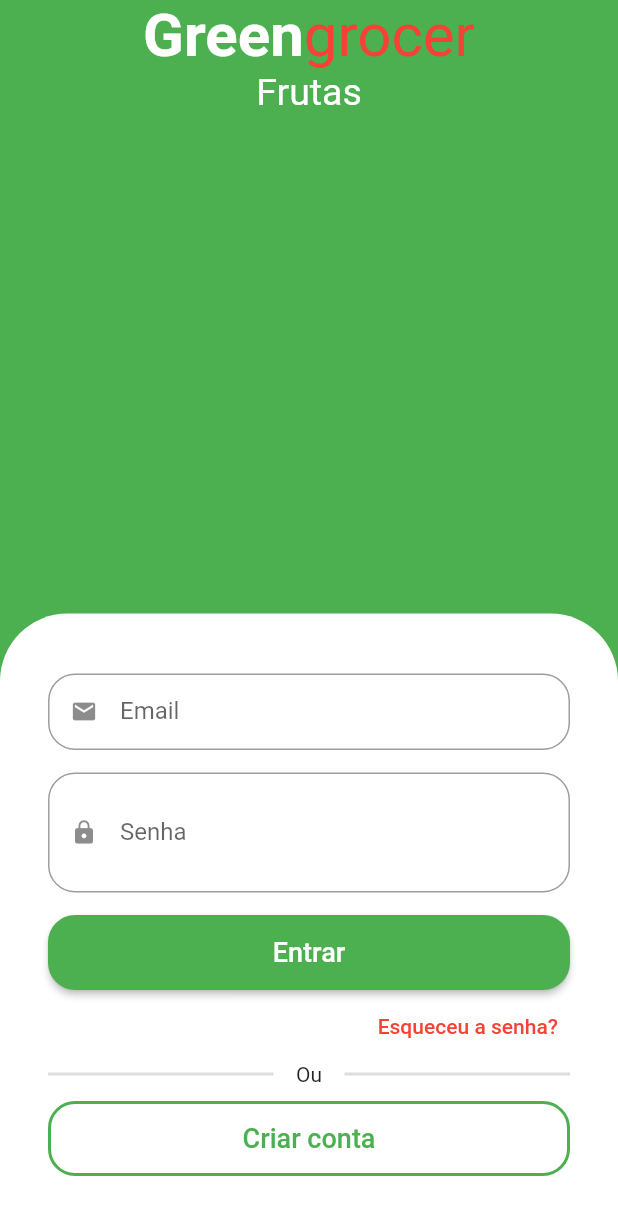
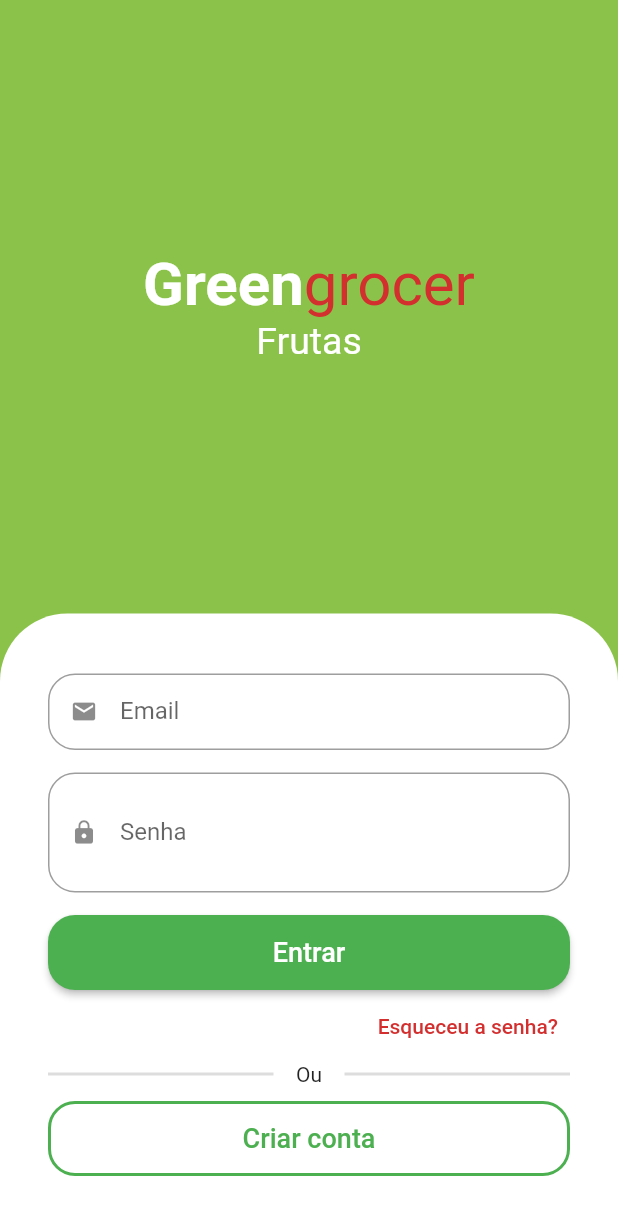
Before and after one commit to hhesedh/greengrocer, a Flutter app: the screen it shows after launch, on a phone screen of 412 x 824 dp. Shown: the top 1215 px of the screen. Run offline on Flutter 3.47's test engine with Material 2 defaults, Android fonts, the phone set to English and light mode, and no system bars; drawn by our look-alikes of animated_text_kit.

Commit message:
criação de custom colors e aplicação singleScrollView

```diff
--- a/lib/src/auth/sign_in_scren.dart
+++ b/lib/src/auth/sign_in_scren.dart
@@ -1,5 +1,6 @@
 import 'package:animated_text_kit/animated_text_kit.dart';
 import 'package:flutter/material.dart';
+import 'package:greengrocer/src/config/custom_colors.dart';
 
 import 'components/custom_text_field.dart';
 
@@ -8,21 +9,27 @@ class SignInScreen extends StatelessWidget {
 
   @override
   Widget build(BuildContext context) {
+    final size = MediaQuery.of(context).size;
     return Scaffold(
-      backgroundColor: Colors.green,
-      body: Column(
+      backgroundColor: CustomColors.customSwatchColor,
+      body: SingleChildScrollView(
+        child: SizedBox(
+          height: size.height,
+          width: size.width,
+          child: Column(
             children: [
               Expanded(
                 child: Column(
+                  mainAxisAlignment: MainAxisAlignment.center,
                   children: [
                     // Nome do app
-                const Text.rich(
+                    Text.rich(
                       TextSpan(
-                    style: TextStyle(
+                        style: const TextStyle(
                           fontSize: 40,
                         ),
                         children: [
-                      TextSpan(
+                          const TextSpan(
                             text: 'Green',
                             style: TextStyle(
                               color: Colors.white,
@@ -32,7 +39,7 @@ class SignInScreen extends StatelessWidget {
                           TextSpan(
                             text: 'grocer',
                             style: TextStyle(
-                          color: Colors.red,
+                              color: CustomColors.customContrastColor,
                               //fontWeight: FontWeight.bold,
                             ),
                           ),
@@ -115,10 +122,10 @@ class SignInScreen extends StatelessWidget {
                       alignment: Alignment.centerRight,
                       child: TextButton(
                         onPressed: () {},
-                    child: const Text(
+                        child: Text(
                           'Esqueceu a senha?',
                           style: TextStyle(
-                        color: Colors.red,
+                            color: CustomColors.customContrastColor,
                           ),
                         ),
                       ),
@@ -176,6 +183,8 @@ class SignInScreen extends StatelessWidget {
               ),
             ],
           ),
+        ),
+      ),
     );
   }
 }
--- /dev/null
+++ b/lib/src/config/custom_colors.dart
@@ -0,0 +1,20 @@
+import 'package:flutter/material.dart';
+
+Map<int, Color> _swatchOpacity = {
+  50: const Color.fromRGBO(139, 195, 74, .1),
+  100: const Color.fromRGBO(139, 195, 74, .2),
+  200: const Color.fromRGBO(139, 195, 74, .3),
+  300: const Color.fromRGBO(139, 195, 74, .4),
+  400: const Color.fromRGBO(139, 195, 74, .5),
+  500: const Color.fromRGBO(139, 195, 74, .6),
+  600: const Color.fromRGBO(139, 195, 74, .7),
+  700: const Color.fromRGBO(139, 195, 74, .8),
+  800: const Color.fromRGBO(139, 195, 74, .9),
+  900: const Color.fromRGBO(139, 195, 74, 1),
+};
+
+abstract class CustomColors {
+  static Color customContrastColor = Colors.red.shade700;
+  static MaterialColor customSwatchColor =
+      MaterialColor(0xFF8BC34A, _swatchOpacity);
+}
```
Lines whose indentation alone changed are shown as unchanged.
